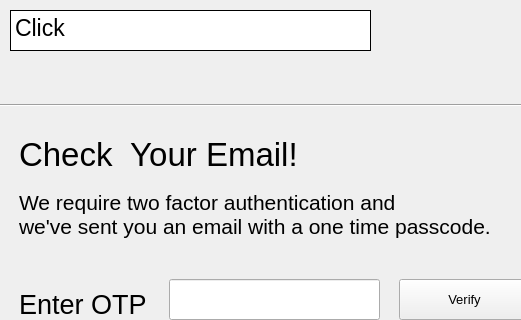
Qt form mainwindow.ui (PhiJam1/Click) before a commit; both pictures show x 0 to 521 and y 0 to 320 of the 1164 by 698 pixel window.
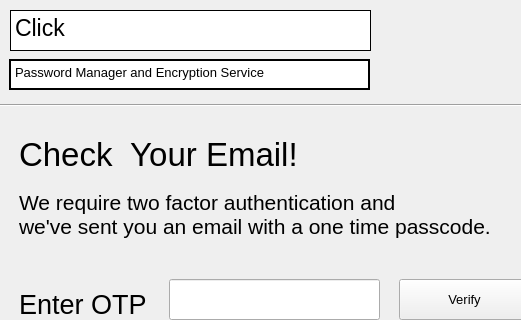
The same form after that commit. The open tabs and pages were chosen to show the change. Icons and pictures are not drawn.

Diff of the .ui file:
```diff
--- a/mainwindow.ui
+++ b/mainwindow.ui
@@ -1851,6 +1851,40 @@
        <bool>true</bool>
       </property>
      </widget>
+     <widget class="QPlainTextEdit" name="LogoBannerTXT_12">
+      <property name="geometry">
+       <rect>
+        <x>0</x>
+        <y>0</y>
+        <width>361</width>
+        <height>31</height>
+       </rect>
+      </property>
+      <property name="font">
+       <font>
+        <pointsize>10</pointsize>
+        <bold>false</bold>
+       </font>
+      </property>
+      <property name="frameShape">
+       <enum>QFrame::WinPanel</enum>
+      </property>
+      <property name="frameShadow">
+       <enum>QFrame::Plain</enum>
+      </property>
+      <property name="verticalScrollBarPolicy">
+       <enum>Qt::ScrollBarAlwaysOff</enum>
+      </property>
+      <property name="horizontalScrollBarPolicy">
+       <enum>Qt::ScrollBarAlwaysOff</enum>
+      </property>
+      <property name="readOnly">
+       <bool>true</bool>
+      </property>
+      <property name="plainText">
+       <string>Password Manager and Encryption Service</string>
+      </property>
+     </widget>
     </widget>
    </widget>
    <widget class="QPushButton" name="AboutBTN">
```
Left out of the diff: 7 changed lines with no effect on the pictures.
